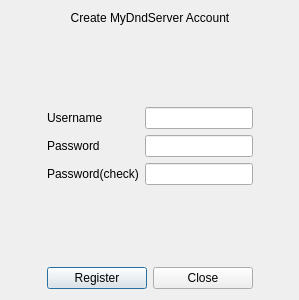
Before: the Qt Designer form src/register.ui in AmmonAyisiMensah/MyDndServer, drawn with Qt 5.
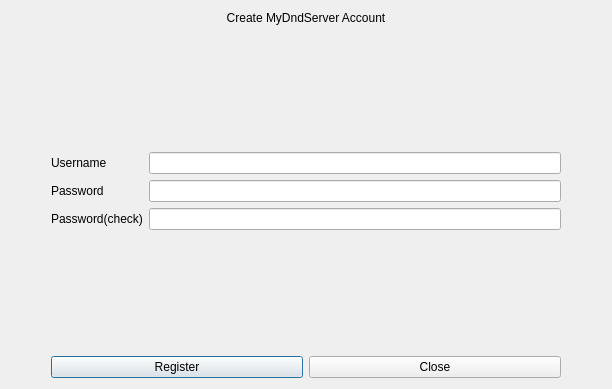
After: the same form once the commit is applied. Icons and pictures are not drawn.

Patch:
```diff
--- a/src/register.ui
+++ b/src/register.ui
@@ -6,8 +6,8 @@
    <rect>
     <x>0</x>
     <y>0</y>
-    <width>299</width>
-    <height>300</height>
+    <width>612</width>
+    <height>389</height>
    </rect>
   </property>
   <property name="windowTitle">
@@ -17,7 +17,7 @@
    <iconset resource="LibraryAyimea/Ayimea.qrc">
     <normaloff>:/img/Ayimea.ico</normaloff>:/img/Ayimea.ico</iconset>
   </property>
-  <layout class="QHBoxLayout" name="horizontalLayout_3">
+  <layout class="QHBoxLayout" name="horizontalLayout_3" stretch="0,1,0">
    <item>
     <spacer name="horizontalSpacer">
      <property name="orientation">
@@ -25,7 +25,7 @@
      </property>
      <property name="sizeHint" stdset="0">
       <size>
-       <width>13</width>
+       <width>40</width>
        <height>20</height>
       </size>
      </property>
@@ -144,7 +144,7 @@
      </property>
      <property name="sizeHint" stdset="0">
       <size>
-       <width>13</width>
+       <width>40</width>
        <height>20</height>
       </size>
      </property>
```
